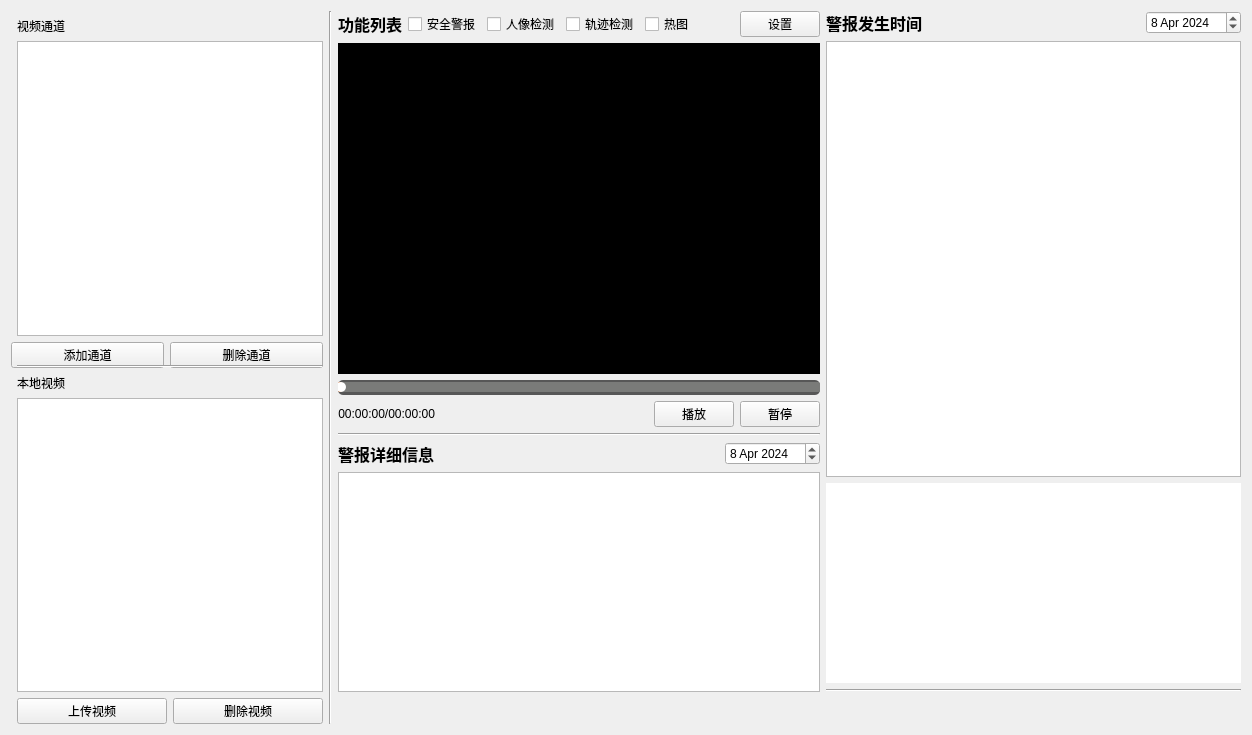
First picture: the form in ui/vision_guard.ui, repository hza2002/VisionGuard, before the edit.
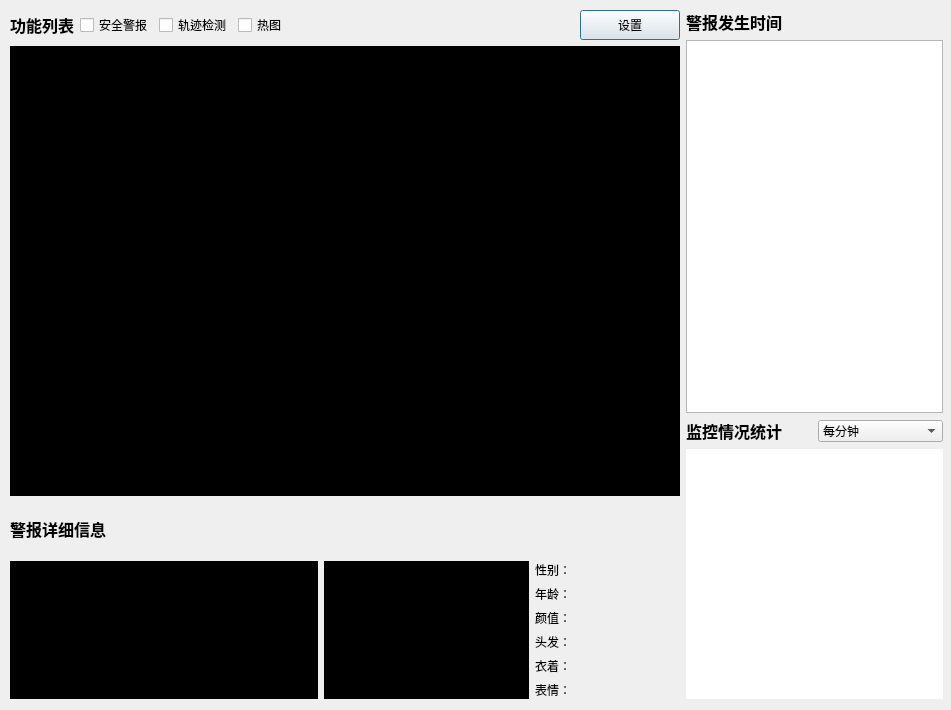
Second picture: the form after the edit.

Diff of the .ui file:
```diff
--- a/ui/vision_guard.ui
+++ b/ui/vision_guard.ui
@@ -1,37 +1,30 @@
 <?xml version="1.0" encoding="UTF-8"?>
 <ui version="4.0">
  <class>VisionGuard</class>
- <widget class="QWidget" name="VisionGuard">
+ <widget class="QDialog" name="VisionGuard">
   <property name="geometry">
    <rect>
     <x>0</x>
     <y>0</y>
-    <width>1252</width>
-    <height>735</height>
+    <width>951</width>
+    <height>710</height>
    </rect>
   </property>
   <property name="windowTitle">
    <string>Vision Guard</string>
   </property>
-  <layout class="QGridLayout" name="gridLayout">
-   <item row="0" column="1">
-    <widget class="Line" name="line_7">
-     <property name="orientation">
-      <enum>Qt::Vertical</enum>
-     </property>
-    </widget>
-   </item>
-   <item row="0" column="2" rowspan="8">
-    <widget class="Line" name="line_9">
-     <property name="orientation">
-      <enum>Qt::Vertical</enum>
-     </property>
-    </widget>
-   </item>
-   <item row="0" column="3" rowspan="7">
-    <layout class="QVBoxLayout" name="verticalLayout_8">
+  <widget class="QWidget" name="horizontalLayoutWidget_3">
+   <property name="geometry">
+    <rect>
+     <x>10</x>
+     <y>10</y>
+     <width>933</width>
+     <height>689</height>
+    </rect>
+   </property>
+   <layout class="QHBoxLayout" name="horizontalLayout_4">
      <item>
-      <layout class="QVBoxLayout" name="verticalLayout_9" stretch="0,8,0,1">
+     <layout class="QVBoxLayout" name="verticalLayout">
        <item>
         <layout class="QHBoxLayout" name="horizontalLayout_10">
          <item>
@@ -52,23 +45,25 @@
            <property name="enabled">
             <bool>true</bool>
            </property>
+          <property name="mouseTracking">
+           <bool>true</bool>
+          </property>
+          <property name="tabletTracking">
+           <bool>false</bool>
+          </property>
+          <property name="acceptDrops">
+           <bool>false</bool>
+          </property>
+          <property name="autoFillBackground">
+           <bool>false</bool>
+          </property>
            <property name="text">
             <string>安全警报</string>
            </property>
            <property name="checked">
             <bool>false</bool>
            </property>
-          </widget>
-         </item>
-         <item>
-          <widget class="QCheckBox" name="human_recognition">
-           <property name="enabled">
-            <bool>true</bool>
-           </property>
-           <property name="text">
-            <string>人像检测</string>
-           </property>
-           <property name="checked">
+          <property name="tristate">
             <bool>false</bool>
            </property>
           </widget>
@@ -104,8 +99,8 @@
           <widget class="QPushButton" name="settings">
            <property name="minimumSize">
             <size>
-             <width>0</width>
-             <height>0</height>
+            <width>100</width>
+            <height>30</height>
             </size>
            </property>
            <property name="text">
@@ -117,6 +112,12 @@
        </item>
        <item>
         <widget class="QLabel" name="video_screen">
+        <property name="minimumSize">
+         <size>
+          <width>670</width>
+          <height>450</height>
+         </size>
+        </property>
          <property name="autoFillBackground">
           <bool>false</bool>
          </property>
@@ -132,120 +133,9 @@
         </widget>
        </item>
        <item>
-        <widget class="QSlider" name="video_process_bar">
-         <property name="autoFillBackground">
-          <bool>false</bool>
-         </property>
-         <property name="styleSheet">
-          <string notr="true"> QSlider {
-	background-color: rgba(22, 22, 22, 0.7);
-	border-radius: 5px;
-}
- 
-QSlider::sub-page:horizontal {
-	background-color: #FF7826;
-	height:4px;
-	border-radius: 2px;
-}
- 
-QSlider::add-page:horizontal {
-	background-color: #7A7B79;
-	height:4px;
-	border-radius: 2px;
-}
- 
-QSlider::groove:horizontal {
-	background:transparent;
-	height:10px;
-}
- 
-QSlider::handle:horizontal {
-	height: 10px;
-	width: 10px;
-	margin: 0px -2px 0px -2px;
-	border-radius: 5px;
-	background: white;
-}</string>
-         </property>
-         <property name="minimum">
-          <number>-1</number>
-         </property>
-         <property name="maximum">
-          <number>-1</number>
-         </property>
-         <property name="value">
-          <number>-1</number>
-         </property>
-         <property name="orientation">
-          <enum>Qt::Horizontal</enum>
-         </property>
-         <property name="tickPosition">
-          <enum>QSlider::NoTicks</enum>
-         </property>
-         <property name="tickInterval">
-          <number>0</number>
-         </property>
-        </widget>
-       </item>
+       <layout class="QHBoxLayout" name="horizontalLayout_3">
        <item>
-        <layout class="QHBoxLayout" name="horizontalLayout_11" stretch="1,3,1,1">
-         <item>
-          <widget class="QLabel" name="time_process_label">
-           <property name="layoutDirection">
-            <enum>Qt::LeftToRight</enum>
-           </property>
-           <property name="text">
-            <string>00:00:00/00:00:00</string>
-           </property>
-           <property name="alignment">
-            <set>Qt::AlignRight|Qt::AlignTrailing|Qt::AlignVCenter</set>
-           </property>
-          </widget>
-         </item>
-         <item>
-          <spacer name="horizontalSpacer_7">
-           <property name="orientation">
-            <enum>Qt::Horizontal</enum>
-           </property>
-           <property name="sizeHint" stdset="0">
-            <size>
-             <width>40</width>
-             <height>20</height>
-            </size>
-           </property>
-          </spacer>
-         </item>
-         <item>
-          <widget class="QPushButton" name="play">
-           <property name="text">
-            <string>播放</string>
-           </property>
-          </widget>
-         </item>
-         <item>
-          <widget class="QPushButton" name="stop">
-           <property name="text">
-            <string>暂停</string>
-           </property>
-          </widget>
-         </item>
-        </layout>
-       </item>
-      </layout>
-     </item>
-     <item>
-      <widget class="Line" name="line_10">
-       <property name="orientation">
-        <enum>Qt::Horizontal</enum>
-       </property>
-      </widget>
-     </item>
-     <item>
-      <layout class="QVBoxLayout" name="verticalLayout_10">
-       <item>
-        <layout class="QHBoxLayout" name="horizontalLayout_12">
-         <item>
-          <widget class="QLabel" name="label">
+         <widget class="QLabel" name="label_8">
            <property name="minimumSize">
             <size>
              <width>0</width>
@@ -264,8 +154,6 @@
           </widget>
          </item>
          <item>
-          <layout class="QHBoxLayout" name="horizontalLayout_13">
-           <item>
             <spacer name="horizontalSpacer_2">
              <property name="orientation">
               <enum>Qt::Horizontal</enum>
@@ -278,67 +166,160 @@
              </property>
             </spacer>
            </item>
-           <item>
-            <widget class="QDateEdit" name="dateEdit">
-             <property name="dateTime">
-              <datetime>
-               <hour>16</hour>
-               <minute>0</minute>
-               <second>0</second>
-               <year>2024</year>
-               <month>4</month>
-               <day>8</day>
-              </datetime>
-             </property>
-            </widget>
-           </item>
-          </layout>
-         </item>
-        </layout>
-       </item>
+       </layout>
+      </item>
        <item>
-        <widget class="QListWidget" name="alarm_detailed_information">
-         <property name="sizePolicy">
-          <sizepolicy hsizetype="Expanding" vsizetype="Fixed">
-           <horstretch>0</horstretch>
-           <verstretch>0</verstretch>
-          </sizepolicy>
-         </property>
+       <layout class="QVBoxLayout" name="verticalLayout_8">
+        <item>
+         <layout class="QHBoxLayout" name="horizontalLayout_2" stretch="3,2,0,1">
+          <item>
+           <widget class="QLabel" name="whole_img">
          <property name="minimumSize">
           <size>
-           <width>0</width>
-           <height>220</height>
-          </size>
-         </property>
-         <property name="sizeIncrement">
-          <size>
-           <width>0</width>
-           <height>250</height>
-          </size>
-         </property>
-         <property name="baseSize">
+              <width>100</width>
+              <height>120</height>
+             </size>
+            </property>
+            <property name="autoFillBackground">
+             <bool>false</bool>
+            </property>
+            <property name="styleSheet">
+             <string notr="true">background-color: rgb(0, 0, 0);</string>
+            </property>
+            <property name="frameShadow">
+             <enum>QFrame::Plain</enum>
+            </property>
+            <property name="text">
+             <string/>
+            </property>
+           </widget>
+          </item>
+          <item>
+           <widget class="QLabel" name="face_img">
+            <property name="minimumSize">
           <size>
-           <width>0</width>
-           <height>250</height>
-          </size>
-         </property>
-         <property name="flow">
-          <enum>QListView::LeftToRight</enum>
-         </property>
-        </widget>
-       </item>
-      </layout>
-     </item>
-    </layout>
-   </item>
-   <item row="0" column="4" rowspan="7">
-    <layout class="QVBoxLayout" name="verticalLayout_11" stretch="7,0">
+              <width>100</width>
+              <height>120</height>
+             </size>
+            </property>
+            <property name="autoFillBackground">
+             <bool>false</bool>
+            </property>
+            <property name="styleSheet">
+             <string notr="true">background-color: rgb(0, 0, 0);</string>
+            </property>
+            <property name="frameShadow">
+             <enum>QFrame::Plain</enum>
+            </property>
+            <property name="text">
+             <string/>
+            </property>
+           </widget>
+          </item>
+          <item>
+           <layout class="QVBoxLayout" name="verticalLayout_5">
+            <item>
+             <widget class="QLabel" name="label_7">
+              <property name="text">
+               <string>性别：</string>
+              </property>
+             </widget>
+            </item>
+            <item>
+             <widget class="QLabel" name="label_5">
+              <property name="text">
+               <string>年龄：</string>
+              </property>
+             </widget>
+            </item>
      <item>
-      <layout class="QVBoxLayout" name="verticalLayout_12" stretch="0,0,0">
+             <widget class="QLabel" name="label">
+              <property name="text">
+               <string>颜值：</string>
+              </property>
+             </widget>
+            </item>
        <item>
-        <layout class="QHBoxLayout" name="horizontalLayout_14" stretch="0,0,0">
+             <widget class="QLabel" name="label_6">
+              <property name="text">
+               <string>头发：</string>
+              </property>
+             </widget>
+            </item>
+            <item>
+             <widget class="QLabel" name="label_9">
+              <property name="text">
+               <string>衣着：</string>
+              </property>
+             </widget>
+            </item>
          <item>
           <widget class="QLabel" name="label_2">
+              <property name="text">
+               <string>表情：</string>
+              </property>
+             </widget>
+            </item>
+           </layout>
+          </item>
+          <item>
+           <layout class="QVBoxLayout" name="verticalLayout_6">
+            <item>
+             <widget class="QLabel" name="gender">
+              <property name="text">
+               <string/>
+              </property>
+             </widget>
+            </item>
+            <item>
+             <widget class="QLabel" name="age">
+              <property name="text">
+               <string/>
+              </property>
+             </widget>
+            </item>
+            <item>
+             <widget class="QLabel" name="appearance">
+              <property name="text">
+               <string/>
+              </property>
+             </widget>
+            </item>
+            <item>
+             <widget class="QLabel" name="hair">
+              <property name="text">
+               <string/>
+              </property>
+             </widget>
+            </item>
+            <item>
+             <widget class="QLabel" name="clothes">
+              <property name="text">
+               <string/>
+              </property>
+             </widget>
+            </item>
+            <item>
+             <widget class="QLabel" name="expression">
+              <property name="text">
+               <string/>
+              </property>
+             </widget>
+            </item>
+           </layout>
+          </item>
+         </layout>
+        </item>
+       </layout>
+      </item>
+     </layout>
+    </item>
+    <item>
+     <layout class="QVBoxLayout" name="verticalLayout_3">
+      <item>
+       <layout class="QHBoxLayout" name="horizontalLayout_15" stretch="0,0">
+        <item>
+         <widget class="QLabel" name="label_3">
            <property name="font">
             <font>
              <pointsize>12</pointsize>
@@ -351,7 +332,7 @@
           </widget>
          </item>
          <item>
-          <spacer name="horizontalSpacer_3">
+         <spacer name="horizontalSpacer_4">
            <property name="orientation">
             <enum>Qt::Horizontal</enum>
            </property>
@@ -363,28 +344,20 @@
            </property>
           </spacer>
          </item>
-         <item>
-          <widget class="QDateEdit" name="dateEdit_2">
-           <property name="dateTime">
-            <datetime>
-             <hour>16</hour>
-             <minute>0</minute>
-             <second>0</second>
-             <year>2024</year>
-             <month>4</month>
-             <day>8</day>
-            </datetime>
-           </property>
-          </widget>
-         </item>
         </layout>
        </item>
        <item>
         <widget class="QListWidget" name="alarm_list">
          <property name="minimumSize">
           <size>
-           <width>415</width>
-           <height>0</height>
+          <width>250</width>
+          <height>200</height>
+         </size>
+        </property>
+        <property name="sizeIncrement">
+         <size>
+          <width>319</width>
+          <height>300</height>
           </size>
          </property>
          <property name="selectionBehavior">
@@ -396,6 +369,50 @@
         </widget>
        </item>
        <item>
+       <layout class="QVBoxLayout" name="verticalLayout_4">
+        <item>
+         <layout class="QHBoxLayout" name="horizontalLayout_16" stretch="0,0">
+          <item>
+           <widget class="QLabel" name="label_4">
+            <property name="minimumSize">
+             <size>
+              <width>80</width>
+              <height>0</height>
+             </size>
+            </property>
+            <property name="font">
+             <font>
+              <pointsize>12</pointsize>
+              <bold>true</bold>
+             </font>
+            </property>
+            <property name="text">
+             <string>监控情况统计</string>
+            </property>
+           </widget>
+          </item>
+          <item>
+           <widget class="QComboBox" name="summary_type">
+            <item>
+             <property name="text">
+              <string>每分钟</string>
+             </property>
+            </item>
+            <item>
+             <property name="text">
+              <string>每小时</string>
+             </property>
+            </item>
+            <item>
+             <property name="text">
+              <string>每天</string>
+             </property>
+            </item>
+           </widget>
+          </item>
+         </layout>
+        </item>
+        <item>
         <widget class="QLabel" name="summary_plot">
          <property name="enabled">
           <bool>true</bool>
@@ -409,7 +426,7 @@
          <property name="minimumSize">
           <size>
            <width>0</width>
-           <height>200</height>
+            <height>250</height>
           </size>
          </property>
          <property name="sizeIncrement">
@@ -431,79 +448,10 @@
        </item>
       </layout>
      </item>
-     <item>
-      <widget class="Line" name="line_11">
-       <property name="orientation">
-        <enum>Qt::Horizontal</enum>
-       </property>
-      </widget>
-     </item>
-    </layout>
-   </item>
-   <item row="1" column="1">
-    <widget class="QLabel" name="label_11">
-     <property name="text">
-      <string>视频通道</string>
-     </property>
-    </widget>
-   </item>
-   <item row="2" column="1">
-    <widget class="QListWidget" name="video_resource"/>
-   </item>
-   <item row="3" column="0" rowspan="2" colspan="2">
-    <layout class="QHBoxLayout" name="horizontalLayout_6">
-     <item>
-      <widget class="QPushButton" name="add_channel">
-       <property name="text">
-        <string>添加通道</string>
-       </property>
-      </widget>
-     </item>
-     <item>
-      <widget class="QPushButton" name="del_channel">
-       <property name="text">
-        <string>删除通道</string>
-       </property>
-      </widget>
-     </item>
-    </layout>
-   </item>
-   <item row="4" column="1">
-    <widget class="Line" name="line_8">
-     <property name="orientation">
-      <enum>Qt::Horizontal</enum>
-     </property>
-    </widget>
-   </item>
-   <item row="5" column="1">
-    <widget class="QLabel" name="label_12">
-     <property name="text">
-      <string>本地视频</string>
-     </property>
-    </widget>
-   </item>
-   <item row="6" column="1">
-    <widget class="QListWidget" name="video_file"/>
-   </item>
-   <item row="7" column="1">
-    <layout class="QHBoxLayout" name="horizontalLayout_8" stretch="0,0">
-     <item>
-      <widget class="QPushButton" name="add_video">
-       <property name="text">
-        <string>上传视频</string>
-       </property>
-      </widget>
-     </item>
-     <item>
-      <widget class="QPushButton" name="del_video">
-       <property name="text">
-        <string>删除视频</string>
-       </property>
-      </widget>
-     </item>
-    </layout>
-   </item>
-  </layout>
+     </layout>
+    </item>
+   </layout>
+  </widget>
  </widget>
  <resources/>
  <connections/>
```
Left out of the diff: 2 changed lines with no effect on the pictures. Lines whose indentation alone changed are shown as unchanged.
